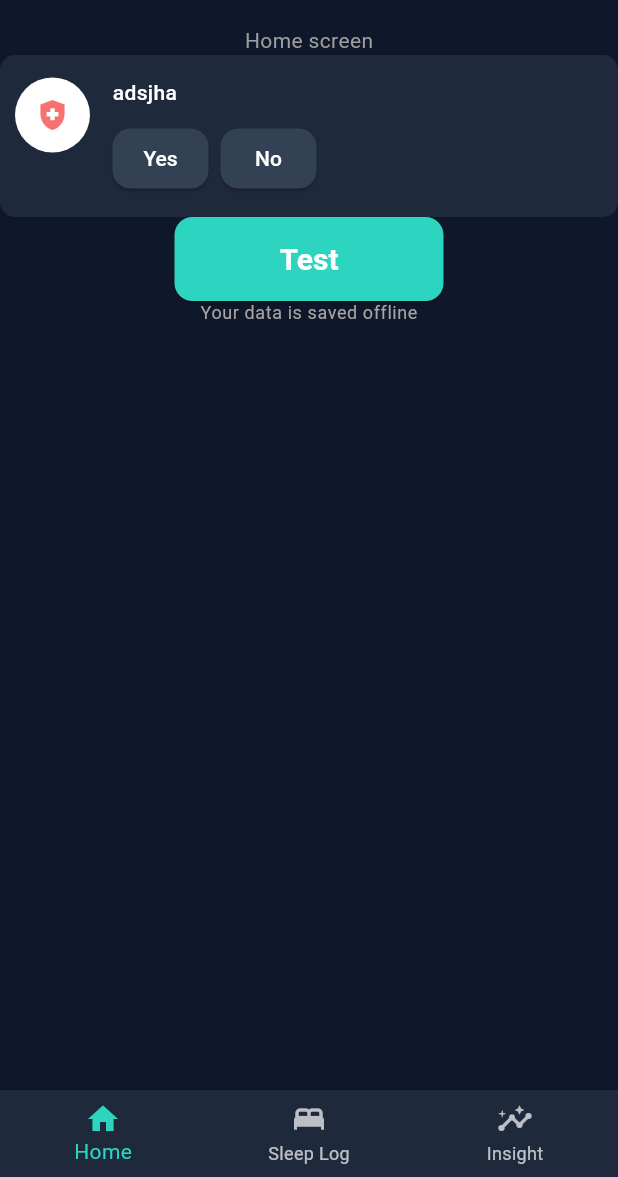
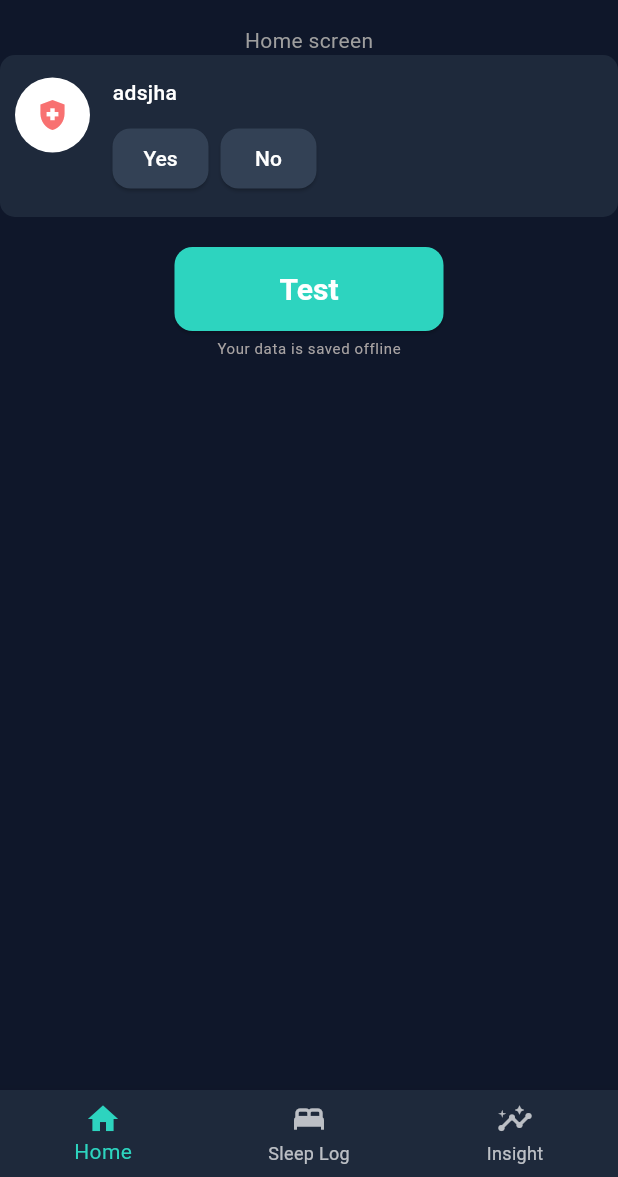
Before and after one commit to chanlinna/Sleep_Blocker, a Flutter app: the screen it shows after launch, on a phone screen of 412 x 824 dp, the part 59-1236 px from its top. Run offline on Flutter 3.47's test engine with Material 3 defaults, Android fonts, the phone set to English and light mode, and no system bars.

Commit message:
update app button widget

```diff
--- a/sleep_blocker/lib/ui/screens/home_screen.dart
+++ b/sleep_blocker/lib/ui/screens/home_screen.dart
@@ -16,6 +16,7 @@ class HomeScreen extends StatelessWidget {
             child: Text("Home screen"),
           ),
           QuestionTile(question: 'adsjha', options: [AnswerOption(text: 'Yes', selectedBgColor: Color(0xFFF87171), selectedTextColor: Color(0xFFFFFFFF)), AnswerOption(text: 'No', selectedBgColor: Color(0xFF2DD4BF), selectedTextColor: Color(0xFF000000))], factor: FactorType.pain),
+          const SizedBox(height: 20),
           AppButton('Test'),
         ],
       ),
--- a/sleep_blocker/lib/ui/theme/app_theme.dart
+++ b/sleep_blocker/lib/ui/theme/app_theme.dart
@@ -28,7 +28,7 @@ class AppTheme {
       headlineMedium: TextStyle(fontSize: 20, fontWeight: FontWeight.bold, color: textPrimary),
       bodyLarge: TextStyle(fontSize: 16, color: textPrimary),
       bodyMedium: TextStyle(fontSize: 14, color: textSecondary),
-      bodySmall: TextStyle(fontSize: 12, color: Color(0xFFA8A3A3))
+      bodySmall: TextStyle(fontSize: 10, color: Color(0xFFA8A3A3))
     ),
     elevatedButtonTheme: ElevatedButtonThemeData(
       style: ButtonStyle(
--- a/sleep_blocker/lib/ui/widgets/app_button.dart
+++ b/sleep_blocker/lib/ui/widgets/app_button.dart
@@ -23,6 +23,7 @@ class AppButton extends StatelessWidget {
               horizontal: 70,
             ),
         )),
+        const SizedBox(height: 5),
         Text('Your data is saved offline', style: Theme.of(context).textTheme.bodySmall),
       ],
     );
```
